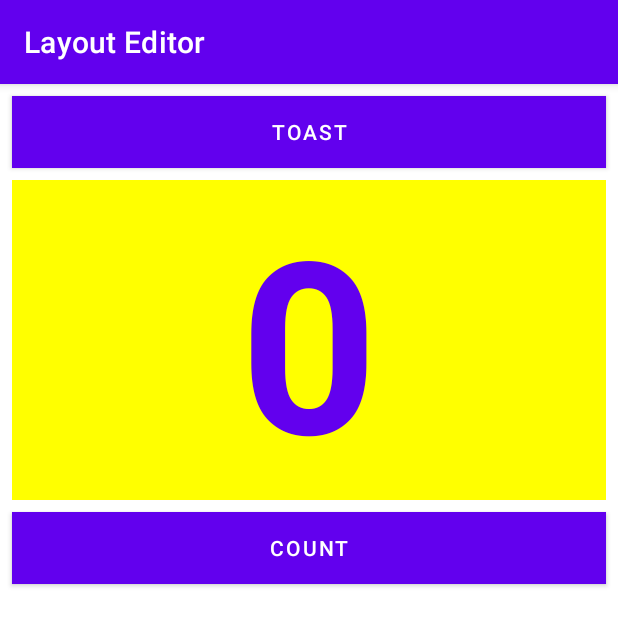
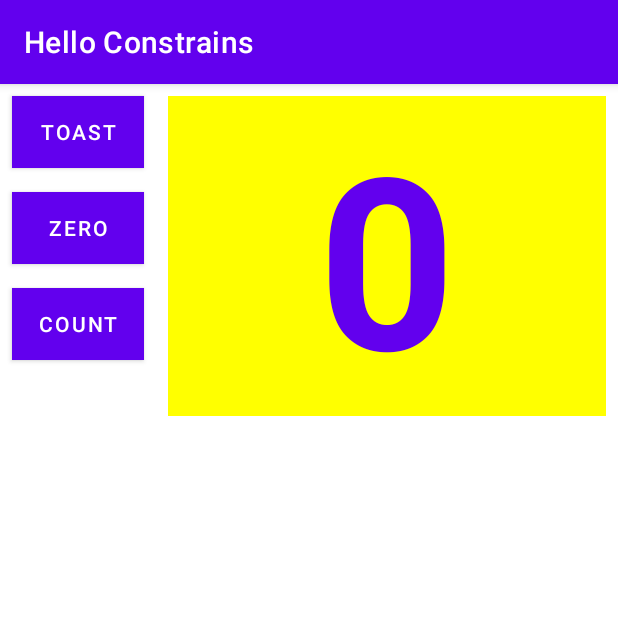
Before and after one commit to sakriya777/LayoutEditor, an Android app: the screen it shows after launch (MainActivity), on a phone screen of 412 x 824 dp. Shown: the top 626 px of the screen. Run offline under Robolectric (Android 15) with nearby library versions, the phone set to English and light mode, and no system bars.

Commit message:
zero button added

```diff
--- a/app/src/main/java/com/example/layouteditor/MainActivity.java
+++ b/app/src/main/java/com/example/layouteditor/MainActivity.java
@@ -2,6 +2,7 @@ package com.example.layouteditor;
 
 import androidx.appcompat.app.AppCompatActivity;
 
+import android.graphics.Color;
 import android.os.Bundle;
 import android.view.View;
 import android.widget.TextView;
@@ -22,9 +23,13 @@ public class MainActivity extends AppCompatActivity {
     }
 
     public void countUp(View view) {
-            ++mCount;
-            if (mShowCount != null)
-                mShowCount.setText(Integer.toString(mCount));
+        ++mCount;
+        if (mShowCount != null){
+            mShowCount.setText(Integer.toString(mCount));}
+        if (mCount % 2 == 0){
+            view.setBackgroundColor(Color.GREEN);}
+        else {
+            view.setBackgroundColor(Color.RED);}
     }
 
     public void show_toast(View view) {
@@ -32,4 +37,11 @@ public class MainActivity extends AppCompatActivity {
         toast.show();
 
     }
+
+    public void zero(View view) {
+        mCount = 0;
+        mShowCount.setText(Integer.toString(mCount));
+        if(mCount==0){
+        view.setBackgroundColor(Color.GREEN);}
+    }
 }
--- a/app/src/main/res/layout-land/activity_main.xml
+++ b/app/src/main/res/layout-land/activity_main.xml
@@ -1,15 +1,72 @@
 <?xml version="1.0" encoding="utf-8"?>
-<androidx.constraintlayout.widget.ConstraintLayout xmlns:android="http://schemas.android.com/apk/res/android"
+<LinearLayout xmlns:android="http://schemas.android.com/apk/res/android"
     xmlns:app="http://schemas.android.com/apk/res-auto"
     xmlns:tools="http://schemas.android.com/tools"
     android:layout_width="match_parent"
     android:layout_height="match_parent"
+    android:layout_weight="2"
+    android:orientation="horizontal"
     tools:context=".MainActivity">
+
+    <androidx.appcompat.widget.LinearLayoutCompat
+        android:layout_width="wrap_content"
+        android:layout_height="wrap_content"
+        android:orientation="vertical">
+
+        <com.google.android.material.button.MaterialButton
+            android:id="@+id/button_toast"
+            android:layout_width="wrap_content"
+            android:layout_height="wrap_content"
+            android:layout_margin="8dp"
+            android:layout_marginStart="8dp"
+            android:layout_marginLeft="8dp"
+            android:layout_marginTop="8dp"
+            android:layout_marginEnd="8dp"
+            android:layout_marginRight="8dp"
+            android:layout_marginBottom="8dp"
+            android:background="@color/design_default_color_on_primary"
+            android:onClick="show_toast"
+            android:text="@string/toast"
+            android:textColor="@android:color/white" />
+
+        <com.google.android.material.button.MaterialButton
+            android:id="@+id/zero"
+            android:layout_width="wrap_content"
+            android:layout_height="wrap_content"
+            android:layout_margin="8dp"
+            android:layout_marginStart="8dp"
+            android:layout_marginLeft="8dp"
+            android:layout_marginTop="8dp"
+            android:layout_marginEnd="8dp"
+            android:layout_marginRight="8dp"
+            android:background="@color/design_default_color_on_primary"
+            android:onClick="zero"
+            android:text="@string/zero"
+            android:textColor="@android:color/white" />
+
+
+        <com.google.android.material.button.MaterialButton
+            android:id="@+id/button_count"
+            android:layout_width="wrap_content"
+            android:layout_height="wrap_content"
+            android:layout_below="@id/show_count"
+            android:layout_margin="8dp"
+            android:layout_marginStart="8dp"
+            android:layout_marginLeft="8dp"
+            android:layout_marginTop="8dp"
+            android:layout_marginEnd="8dp"
+            android:layout_marginRight="8dp"
+            android:layout_marginBottom="8dp"
+            android:background="@color/design_default_color_on_primary"
+            android:onClick="countUp"
+            android:text="@string/count"
+            android:textColor="@android:color/white" />
+    </androidx.appcompat.widget.LinearLayoutCompat>
 
     <TextView
         android:id="@+id/show_count"
-        android:layout_width="0dp"
-        android:layout_height="0dp"
+        android:layout_width="match_parent"
+        android:layout_height="wrap_content"
         android:layout_marginStart="8dp"
         android:layout_marginTop="8dp"
         android:layout_marginEnd="8dp"
@@ -19,38 +76,10 @@
         android:text="@string/_0"
         android:textAlignment="center"
         android:textColor="?attr/colorPrimary"
-        android:textSize="120sp"
+        android:textSize="160sp"
         android:textStyle="bold"
-        app:layout_constraintBottom_toTopOf="@+id/button_count"
-        app:layout_constraintEnd_toEndOf="parent"
-        app:layout_constraintStart_toStartOf="parent"
-        app:layout_constraintTop_toBottomOf="@+id/button_toast"
-        app:layout_constraintVertical_bias="0.345" />
+        android:layout_alignParentLeft="true"
+        android:layout_alignParentStart="true"
+        />
 
-    <com.google.android.material.button.MaterialButton
-        android:id="@+id/button_toast"
-        android:layout_width="0dp"
-        android:layout_height="wrap_content"
-        android:layout_marginStart="8dp"
-        android:layout_marginTop="8dp"
-        android:layout_marginEnd="8dp"
-        android:onClick="show_toast"
-        android:text="@string/toast"
-        app:layout_constraintEnd_toEndOf="parent"
-        app:layout_constraintStart_toStartOf="parent"
-        app:layout_constraintTop_toTopOf="parent" />
-
-    <com.google.android.material.button.MaterialButton
-        android:id="@+id/button_count"
-        android:layout_width="0dp"
-        android:layout_height="wrap_content"
-        android:layout_marginStart="8dp"
-        android:layout_marginEnd="8dp"
-        android:layout_marginBottom="8dp"
-        android:onClick="countUp"
-        android:text="@string/count"
-        app:layout_constraintBottom_toBottomOf="parent"
-        app:layout_constraintEnd_toEndOf="parent"
-        app:layout_constraintStart_toStartOf="parent" />
-
-</androidx.constraintlayout.widget.ConstraintLayout>
+</LinearLayout>
--- a/app/src/main/res/layout-sw600dp/activity_main.xml
+++ b/app/src/main/res/layout-sw600dp/activity_main.xml
@@ -1,61 +1,87 @@
-<?xml version="1.0" encoding="utf-8"?>
-<androidx.constraintlayout.widget.ConstraintLayout xmlns:android="http://schemas.android.com/apk/res/android"
+<LinearLayout xmlns:android="http://schemas.android.com/apk/res/android"
     xmlns:app="http://schemas.android.com/apk/res-auto"
     xmlns:tools="http://schemas.android.com/tools"
     android:layout_width="match_parent"
     android:layout_height="match_parent"
+    android:layout_weight="2"
+    android:orientation="horizontal"
     tools:context=".MainActivity">
+
+    <androidx.appcompat.widget.LinearLayoutCompat
+        android:layout_width="wrap_content"
+        android:layout_height="wrap_content"
+        android:orientation="vertical">
+
+        <com.google.android.material.button.MaterialButton
+            android:id="@+id/button_toast"
+            android:layout_width="wrap_content"
+            android:layout_height="wrap_content"
+            android:layout_margin="8dp"
+            android:layout_marginStart="8dp"
+            android:layout_marginLeft="8dp"
+            android:layout_marginTop="8dp"
+            android:layout_marginEnd="8dp"
+            android:layout_marginRight="8dp"
+            android:layout_marginBottom="8dp"
+            android:background="@color/design_default_color_on_primary"
+            android:onClick="show_toast"
+            android:text="@string/toast"
+            android:textColor="@android:color/white"
+            android:textSize="60dp"/>
+
+        <com.google.android.material.button.MaterialButton
+            android:id="@+id/zero"
+            android:layout_width="wrap_content"
+            android:layout_height="wrap_content"
+            android:layout_margin="8dp"
+            android:layout_marginStart="8dp"
+            android:layout_marginLeft="8dp"
+            android:layout_marginTop="8dp"
+            android:layout_marginEnd="8dp"
+            android:layout_marginRight="8dp"
+            android:background="@color/design_default_color_on_primary"
+            android:text="@string/zero"
+            android:onClick="zero"
+            android:textColor="@android:color/white"
+            android:textSize="60dp"/>
+
+
+        <com.google.android.material.button.MaterialButton
+            android:id="@+id/button_count"
+            android:layout_width="wrap_content"
+            android:layout_height="wrap_content"
+            android:layout_below="@id/show_count"
+            android:layout_margin="8dp"
+            android:layout_marginStart="8dp"
+            android:layout_marginLeft="8dp"
+            android:layout_marginTop="8dp"
+            android:layout_marginEnd="8dp"
+            android:layout_marginRight="8dp"
+            android:layout_marginBottom="8dp"
+            android:background="@color/design_default_color_on_primary"
+            android:onClick="countUp"
+            android:text="@string/count"
+            android:textColor="@android:color/white"
+            android:textSize="60dp"/>
+    </androidx.appcompat.widget.LinearLayoutCompat>
 
     <TextView
         android:id="@+id/show_count"
-        android:layout_width="0dp"
-        android:layout_height="0dp"
+        android:layout_width="match_parent"
+        android:layout_height="wrap_content"
+        android:layout_marginStart="8dp"
         android:layout_marginTop="8dp"
+        android:layout_marginEnd="8dp"
+        android:layout_marginBottom="8dp"
         android:background="#FFFF00"
         android:gravity="center_vertical"
         android:text="@string/_0"
         android:textAlignment="center"
         android:textColor="?attr/colorPrimary"
-        android:textSize="200sp"
+        android:textSize="250sp"
         android:textStyle="bold"
-        app:layout_constraintBottom_toBottomOf="parent"
-        app:layout_constraintEnd_toEndOf="parent"
-        app:layout_constraintHorizontal_bias="0.518"
-        app:layout_constraintStart_toStartOf="parent"
-        app:layout_constraintTop_toBottomOf="@+id/button_toast"
-        app:layout_constraintVertical_bias="1.0" />
+        android:layout_alignParentLeft="true"
+        android:layout_alignParentStart="true"
+        />
 
-    <com.google.android.material.button.MaterialButton
-        android:id="@+id/button_count"
-        android:layout_width="479dp"
-        android:layout_height="101dp"
-        android:layout_marginStart="8dp"
-        android:layout_marginEnd="8dp"
-        android:onClick="countUp"
-        android:text="@string/count"
-        android:textAlignment="center"
-        android:textSize="60sp"
-        app:flow_horizontalAlign="center"
-        app:flow_verticalAlign="center"
-        app:layout_constraintEnd_toEndOf="parent"
-        app:layout_constraintStart_toEndOf="@+id/button_toast"
-        tools:layout_editor_absoluteY="16dp" />
-
-    <com.google.android.material.button.MaterialButton
-        android:id="@+id/button_toast"
-        android:layout_width="478dp"
-        android:layout_height="wrap_content"
-        android:layout_marginStart="8dp"
-        android:layout_marginEnd="8dp"
-        android:onClick="show_toast"
-        android:text="@string/toast"
-        android:textAlignment="center"
-        android:textSize="60sp"
-        app:flow_horizontalAlign="center"
-        app:flow_verticalAlign="center"
-        app:layout_constraintBaseline_toBaselineOf="@+id/button_count"
-        app:layout_constraintEnd_toStartOf="@+id/button_count"
-        app:layout_constraintHorizontal_bias="0.0"
-        app:layout_constraintStart_toStartOf="parent" />
-
-</androidx.constraintlayout.widget.ConstraintLayout>
+</LinearLayout>
--- a/app/src/main/res/layout/activity_main.xml
+++ b/app/src/main/res/layout/activity_main.xml
@@ -1,25 +1,67 @@
 <?xml version="1.0" encoding="utf-8"?>
-<RelativeLayout xmlns:android="http://schemas.android.com/apk/res/android"
+<LinearLayout xmlns:android="http://schemas.android.com/apk/res/android"
     xmlns:app="http://schemas.android.com/apk/res-auto"
     xmlns:tools="http://schemas.android.com/tools"
     android:layout_width="match_parent"
     android:layout_height="match_parent"
     android:layout_weight="2"
-    android:orientation="vertical"
+    android:orientation="horizontal"
     tools:context=".MainActivity">
 
+<androidx.appcompat.widget.LinearLayoutCompat
+    android:layout_width="wrap_content"
+    android:layout_height="wrap_content"
+    android:orientation="vertical">
 
     <com.google.android.material.button.MaterialButton
         android:id="@+id/button_toast"
-        android:layout_width="match_parent"
+        android:layout_width="wrap_content"
         android:layout_height="wrap_content"
+        android:layout_margin="8dp"
+        android:layout_marginStart="8dp"
+        android:layout_marginLeft="8dp"
+        android:layout_marginTop="8dp"
         android:layout_marginEnd="8dp"
-        android:layout_marginStart="8dp"
-        android:layout_marginTop="8dp"
+        android:layout_marginRight="8dp"
+        android:layout_marginBottom="8dp"
         android:background="@color/design_default_color_on_primary"
         android:onClick="show_toast"
         android:text="@string/toast"
         android:textColor="@android:color/white" />
+
+    <com.google.android.material.button.MaterialButton
+        android:id="@+id/zero"
+        android:layout_width="wrap_content"
+        android:layout_height="wrap_content"
+        android:layout_margin="8dp"
+        android:layout_marginStart="8dp"
+        android:layout_marginLeft="8dp"
+        android:layout_marginTop="8dp"
+        android:layout_marginEnd="8dp"
+        android:layout_marginRight="8dp"
+        android:background="@color/design_default_color_on_primary"
+        android:onClick="zero"
+        android:text="@string/zero"
+        android:textColor="@android:color/white" />
+
+
+    <com.google.android.material.button.MaterialButton
+        android:id="@+id/button_count"
+        android:layout_width="wrap_content"
+        android:layout_height="wrap_content"
+        android:layout_below="@id/show_count"
+        android:layout_margin="8dp"
+        android:layout_marginStart="8dp"
+        android:layout_marginLeft="8dp"
+        android:layout_marginTop="8dp"
+        android:layout_marginEnd="8dp"
+        android:layout_marginRight="8dp"
+        android:layout_marginBottom="8dp"
+        android:background="@color/design_default_color_on_primary"
+        android:onClick="countUp"
+        android:text="@string/count"
+        android:textColor="@android:color/white" />
+</androidx.appcompat.widget.LinearLayoutCompat>
 
     <TextView
         android:id="@+id/show_count"
@@ -36,23 +78,8 @@
         android:textColor="?attr/colorPrimary"
         android:textSize="160sp"
         android:textStyle="bold"
-        android:layout_below="@+id/button_toast"
         android:layout_alignParentLeft="true"
         android:layout_alignParentStart="true"
         />
 
-    <com.google.android.material.button.MaterialButton
-        android:id="@+id/button_count"
-        android:layout_width="match_parent"
-        android:layout_height="wrap_content"
-        android:layout_marginBottom="8dp"
-        android:layout_marginEnd="8dp"
-        android:layout_marginStart="8dp"
-        android:background="@color/design_default_color_on_primary"
-        android:onClick="countUp"
-        android:text="@string/count"
-        android:textColor="@android:color/white"
-        android:layout_below="@id/show_count"
-        android:layout_centerHorizontal="true"/>
-
-</RelativeLayout>
+</LinearLayout>
--- a/app/src/main/res/values/strings.xml
+++ b/app/src/main/res/values/strings.xml
@@ -1,7 +1,8 @@
 <resources>
-    <string name="app_name">Layout Editor</string>
+    <string name="app_name">Hello Constrains</string>
     <string name="toast">Toast</string>
     <string name="count">Count</string>
     <string name="_0">0</string>
     <string name="toast_message">Hello Toast!!!</string>
+    <string name="zero">zero</string>
 </resources>
```
